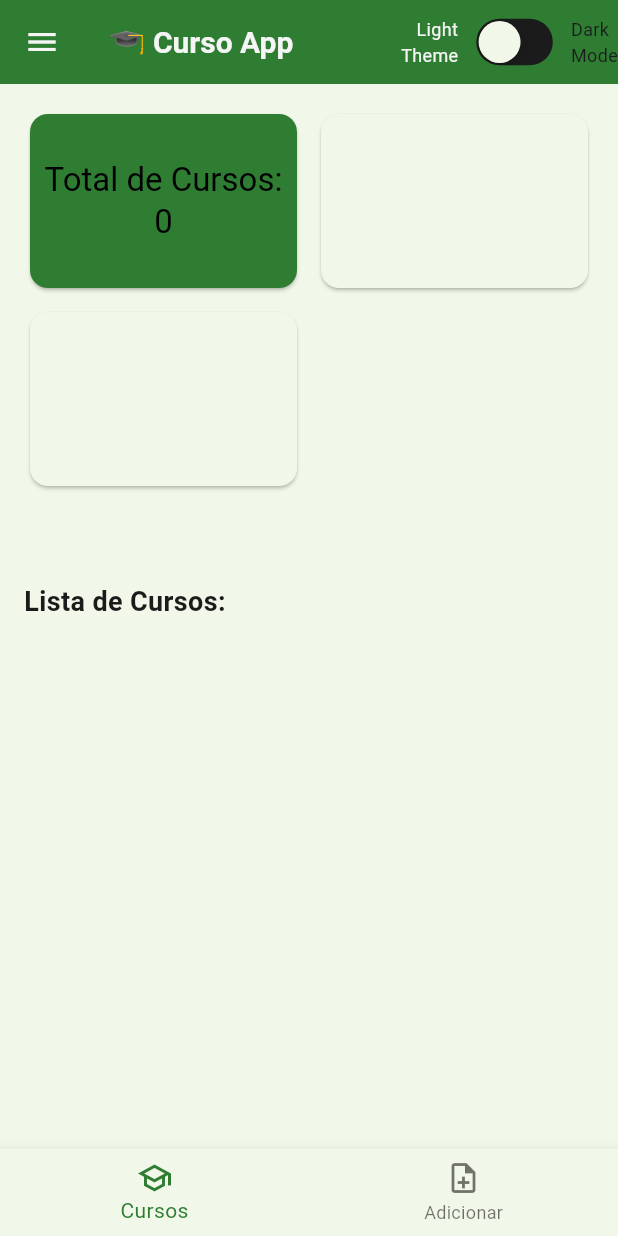
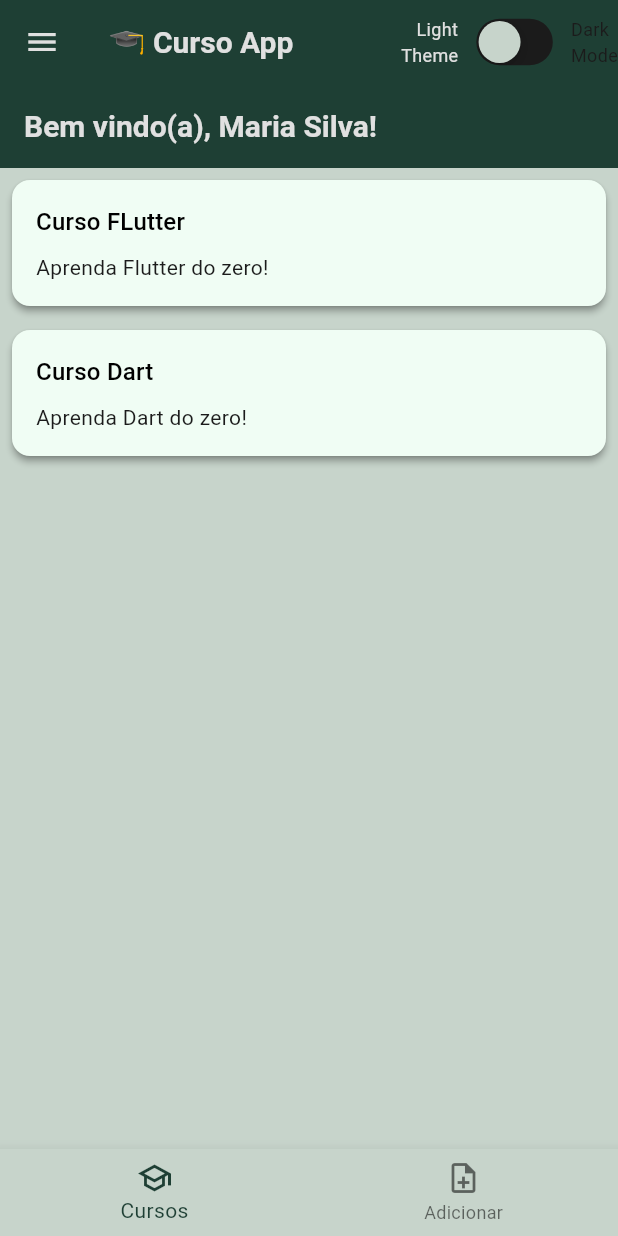
Before and after one commit to FelipeMoraisOC/app_seminario_dm, a Flutter app: the screen it shows after launch, on a phone screen of 412 x 824 dp. Run offline on Flutter 3.47's test engine with Material 3 defaults, Android fonts, the phone set to English and light mode, and no system bars.

Commit message:
Refactor color definitions and enhance theme management; add CursoCard and CursoDetailScreen components for improved course display and navigation.

```diff
--- a/lib/core/app_colors.dart
+++ b/lib/core/app_colors.dart
@@ -1,30 +1,46 @@
 import 'package:flutter/material.dart';
 
 class AppColors {
-  // Cores principais
-  static const Color primary = Color(0xFF2E7D32); // Verde principal
-  static const Color secondary = Color(
-    0xFF66BB6A,
-  ); // Verde mais claro para contraste
-  static const Color accent = Color(0xFF81C784); // Realce mais suave
+  // Cores principais (verde claro e moderno)
+  static const Color primary = Color.fromARGB(
+    255,
+    30,
+    63,
+    52,
+  ); // Verde padrão Material Design
+  static const Color secondary = Color(0xFFC8E6C9); // Verde muito claro (fundo)
+  static const Color accent = Color(0xFF81C784); // Verde suave para realce
 
   // Cores de fundo
-  static const Color backgroundLight = Color(0xFFF1F8E9); // Verde esbranquiçado
-  static const Color backgroundDark = Color(0xFF121212); // Preto Material
+  static const Color backgroundLight = Color.fromARGB(
+    255,
+    199,
+    212,
+    203,
+  ); // Quase branco com tom esverdeado
+  static const Color backgroundDark = Color(0xFF212121); // Preto acinzentado
 
   // Cores de texto
-  static const Color textLight = Color(0xFF1B1B1B); // Quase preto
-  static const Color textDark = Color(0xFFF5F5F5); // Quase branco
+  static const Color textLight = Color(
+    0xFF1B1B1B,
+  ); // Preto quase puro Preto quase puro
+  static const Color textDark = Color(
+    0xFFE0E0E0,
+  ); // Cinza claro para contraste no dark
 
   // Cores de erro e sucesso
-  static const Color error = Color(0xFFEF5350); // Vermelho mais suave
-  static const Color success = Color(0xFF388E3C); // Verde escuro Material
+  static const Color error = Color(0xFFE57373); // Vermelho suave
+  static const Color success = Color(0xFF388E3C); // Verde escuro padrão
 
   // Botões e elementos interativos
-  static const Color buttonLight = Color(0xFF43A047); // Verde médio
-  static const Color buttonDark = Color(0xFF1B5E20); // Verde escuro
+  static const Color buttonLight = primary; // Verde médio e limpo
+  static const Color buttonDark =
+      primary; // Verde escuro para contraste no dark
 
   // Sombra e bordas
-  static const Color shadow = Color(0x33000000); // Sombra genérica
-  static const Color border = Color(0xFF66BB6A); // Igual ao secondary
+  static const Color shadow = Color(0x33000000); // Sombra sutil
+  static const Color border = Color(0xFF4CAF50); // Igual ao primary
+
+  static const Color cardDark = Color(0xFF303030);
+  static const Color cardLight = Color(0xFFF0FDF4);
 }
--- a/lib/core/themes.dart
+++ b/lib/core/themes.dart
@@ -29,6 +29,11 @@ class AppTheme {
         foregroundColor: AppColors.textDark,
       ),
     ),
+    cardTheme: CardTheme(
+      color: AppColors.cardLight,
+      shadowColor: AppColors.backgroundDark,
+      elevation: 4,
+    ),
   );
 
   static ThemeData darkTheme = ThemeData(
@@ -45,9 +50,9 @@ class AppTheme {
     ),
     appBarTheme: AppBarTheme(
       backgroundColor: AppColors.primary,
-      iconTheme: IconThemeData(color: AppColors.textLight),
+      iconTheme: IconThemeData(color: AppColors.textDark),
       titleTextStyle: TextStyle(
-        color: AppColors.textLight,
+        color: AppColors.textDark,
         fontSize: 20,
         fontWeight: FontWeight.bold,
       ),
@@ -55,8 +60,13 @@ class AppTheme {
     elevatedButtonTheme: ElevatedButtonThemeData(
       style: ElevatedButton.styleFrom(
         backgroundColor: AppColors.buttonDark,
-        foregroundColor: AppColors.textLight,
+        foregroundColor: AppColors.textDark,
       ),
+    ),
+    cardTheme: CardTheme(
+      color: AppColors.cardDark,
+      shadowColor: AppColors.backgroundDark,
+      elevation: 4,
     ),
   );
 }
--- a/lib/modules/curso/curso_card.dart
+++ b/lib/modules/curso/curso_card.dart
@@ -0,0 +1,40 @@
+import 'package:app_seminario/model/curso.dart';
+import 'package:app_seminario/modules/curso/curso_detail_screen.dart';
+import 'package:flutter/material.dart';
+
+class CursoCard extends StatelessWidget {
+  final Curso curso;
+
+  const CursoCard({super.key, required this.curso});
+
+  @override
+  Widget build(BuildContext context) {
+    return InkWell(
+      onTap: () {
+        Navigator.push(
+          context,
+          MaterialPageRoute(builder: (_) => CursoDetailScreen(curso: curso)),
+        );
+      },
+      child: Card(
+        elevation: 2,
+        margin: const EdgeInsets.symmetric(vertical: 8),
+        child: Padding(
+          padding: const EdgeInsets.all(16),
+          child: Column(
+            crossAxisAlignment: CrossAxisAlignment.start,
+            children: [
+              Text(curso.nome, style: Theme.of(context).textTheme.titleMedium),
+              const SizedBox(height: 8),
+              Text(
+                curso.descricao,
+                maxLines: 2,
+                overflow: TextOverflow.ellipsis,
+              ),
+            ],
+          ),
+        ),
+      ),
+    );
+  }
+}
--- /dev/null
+++ b/lib/modules/curso/curso_detail_screen.dart
@@ -0,0 +1,26 @@
+import 'package:app_seminario/model/curso.dart';
+import 'package:flutter/material.dart';
+
+class CursoDetailScreen extends StatelessWidget {
+  final Curso curso;
+
+  const CursoDetailScreen({super.key, required this.curso});
+
+  @override
+  Widget build(BuildContext context) {
+    return Scaffold(
+      appBar: AppBar(title: Text(curso.nome)),
+      body: Padding(
+        padding: const EdgeInsets.all(16),
+        child: Column(
+          crossAxisAlignment: CrossAxisAlignment.start,
+          children: [
+            Text(curso.nome, style: Theme.of(context).textTheme.headlineSmall),
+            const SizedBox(height: 12),
+            Text(curso.descricao, style: Theme.of(context).textTheme.bodyLarge),
+          ],
+        ),
+      ),
+    );
+  }
+}
--- a/lib/modules/home/home_screen.dart
+++ b/lib/modules/home/home_screen.dart
@@ -1,72 +1,34 @@
 import 'package:app_seminario/model/curso.dart';
+import 'package:app_seminario/modules/curso/curso_card.dart';
 import 'package:flutter/material.dart';
 
 class HomeScreen extends StatelessWidget {
   final List<Curso> cursos;
+  final String userName = 'Maria Silva';
 
   const HomeScreen({super.key, required this.cursos});
 
   @override
   Widget build(BuildContext context) {
-    return Padding(
-      padding: const EdgeInsets.all(16),
-      child: Column(
-        children: [
-          // GridView com altura fixa
-          SizedBox(
-            height: 300,
-            width: double.infinity,
-            child: GridView.count(
-              crossAxisCount: 2,
-              crossAxisSpacing: 8,
-              mainAxisSpacing: 8,
-              childAspectRatio: 1.5,
-              physics:
-                  const NeverScrollableScrollPhysics(), // evita conflito de scroll
-              children: [
-                GridTile(
-                  child: Card(
-                    color: Theme.of(context).colorScheme.primaryContainer,
-                    child: Center(
+    return Scaffold(
+      appBar: AppBar(title: Text('Bem vindo(a), $userName!')),
+      body:
+          cursos.isEmpty
+              ? Center(
                 child: Text(
-                        'Total de Cursos:\n${cursos.length}',
-                        textAlign: TextAlign.center,
-                        style: Theme.of(context).textTheme.titleLarge,
+                  'Nenhum curso adicionado ainda. 📚',
+                  style: Theme.of(context).textTheme.bodyLarge,
                 ),
-                    ),
-                  ),
-                ),
-                const Card(child: SizedBox()), // Card vazio
-                const Card(child: SizedBox()), // Card vazio
-              ],
-            ),
-          ),
-          const SizedBox(height: 16),
-          const Align(
-            alignment: Alignment.centerLeft,
-            child: Text(
-              'Lista de Cursos:',
-              style: TextStyle(fontSize: 18, fontWeight: FontWeight.bold),
-            ),
-          ),
-          const SizedBox(height: 8),
-          // Lista de cursos
-          Expanded(
-            child: ListView.builder(
+              )
+              : ListView.builder(
                 itemCount: cursos.length,
                 itemBuilder: (context, index) {
                   final curso = cursos[index];
-                return Card(
-                  margin: const EdgeInsets.symmetric(vertical: 8),
-                  child: ListTile(
-                    title: Text(curso.nome),
-                    subtitle: Text(curso.descricao),
-                  ),
+                  return Padding(
+                    padding: const EdgeInsets.only(right: 8, left: 8),
+                    child: CursoCard(curso: curso),
                   );
                 },
-            ),
-          ),
-        ],
               ),
     );
   }
--- a/lib/widgets/custom_app_bar.dart
+++ b/lib/widgets/custom_app_bar.dart
@@ -13,18 +13,24 @@ class CustomAppBar extends StatelessWidget implements PreferredSizeWidget {
     final isDark = themeProvider.isDarkMode;
 
     return AppBar(
-      title: const Text(
-        '🎓 Curso App',
-        style: TextStyle(color: AppColors.textDark),
-      ),
+      title: Text('🎓 Curso App'),
       actions: [
         Row(
           mainAxisAlignment: MainAxisAlignment.center,
           children: [
-            const Text(
+            Text(
               'Light\nTheme',
               textAlign: TextAlign.right,
-              style: TextStyle(fontSize: 12, color: AppColors.textDark),
+              style:
+                  themeProvider.isDarkMode
+                      ? const TextStyle(
+                        fontSize: 12,
+                        color: AppColors.textLight,
+                      )
+                      : const TextStyle(
+                        fontSize: 12,
+                        color: AppColors.textDark,
+                      ),
             ),
             const SizedBox(width: 8),
             CupertinoSwitch(
@@ -38,10 +44,16 @@ class CustomAppBar extends StatelessWidget implements PreferredSizeWidget {
               thumbColor: AppColors.textLight,
             ),
             const SizedBox(width: 8),
-            const Text(
+            Text(
               'Dark\nMode',
               textAlign: TextAlign.left,
-              style: TextStyle(fontSize: 12, color: AppColors.textLight),
+              style:
+                  themeProvider.isDarkMode
+                      ? const TextStyle(fontSize: 12, color: AppColors.textDark)
+                      : const TextStyle(
+                        fontSize: 12,
+                        color: AppColors.textLight,
+                      ),
             ),
           ],
         ),
--- a/lib/widgets/custom_bottom_navigation.dart
+++ b/lib/widgets/custom_bottom_navigation.dart
@@ -12,7 +12,10 @@ class CustomBottomNavigation extends StatefulWidget {
 
 class _CustomBottomNavigationState extends State<CustomBottomNavigation> {
   int _indexAtual = 0;
-  final List<Curso> _cursos = [];
+  final List<Curso> _cursos = [
+    Curso(nome: 'Curso FLutter', descricao: 'Aprenda Flutter do zero!'),
+    Curso(nome: 'Curso Dart', descricao: 'Aprenda Dart do zero!'),
+  ];
 
   void _adicionarCurso(Curso curso) {
     setState(() {
```
Also changed, not shown: lib/modules/curso/curso_screen.dart (deleted). Lines whose indentation alone changed are shown as unchanged.
